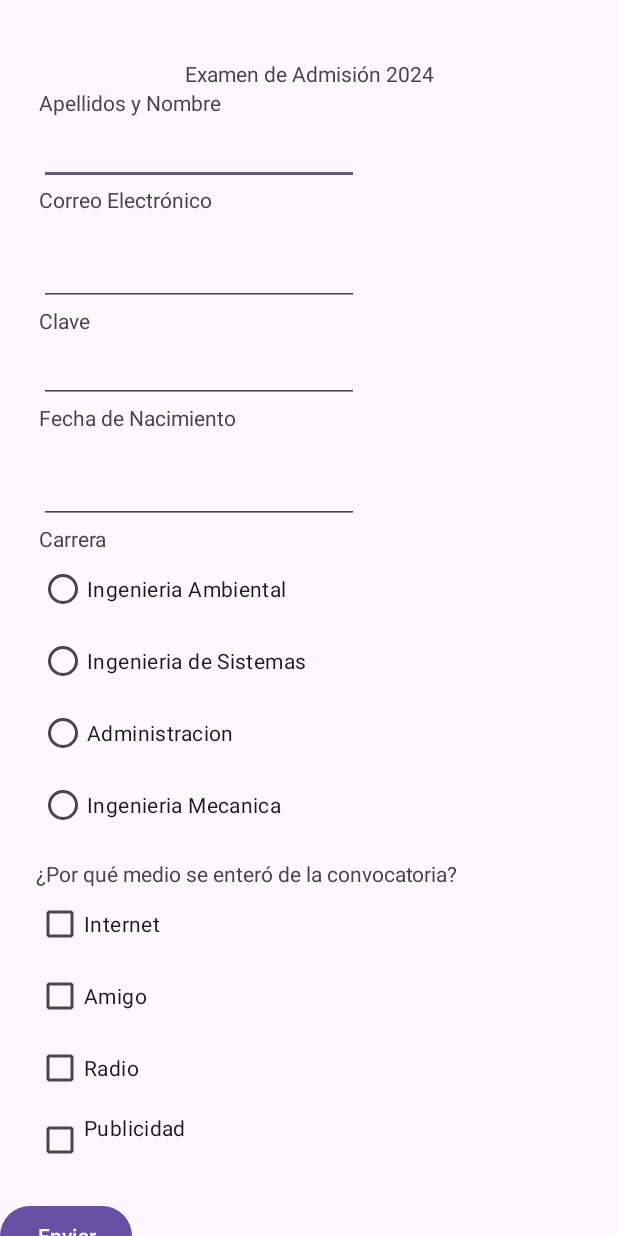
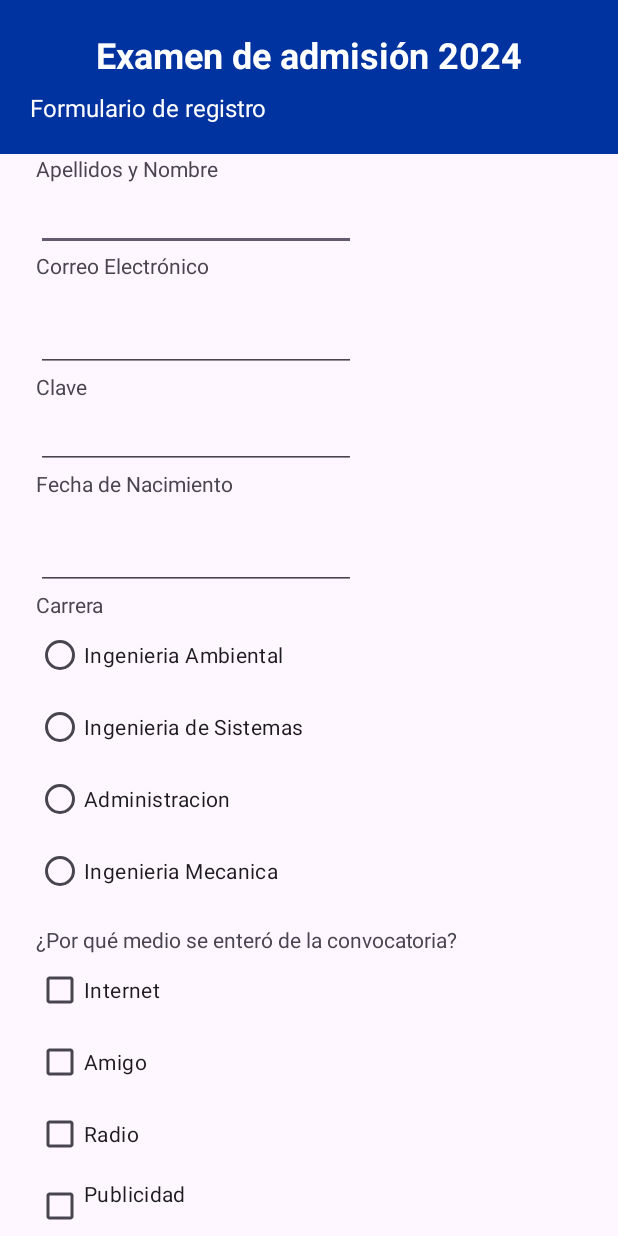
Before and after one commit to DiegoCaballeroo/DAM_SCH, an Android app: the screen it shows after launch (MainActivity), on a phone screen of 412 x 824 dp. Run offline under Robolectric (Android 15) with nearby library versions, the phone set to English and light mode, and no system bars.

Commit message:
Colores y diseño

```diff
--- a/app/src/main/res/layout/activity_main.xml
+++ b/app/src/main/res/layout/activity_main.xml
@@ -7,25 +7,48 @@
     android:layout_height="match_parent"
     tools:context=".MainActivity">
 
-    <TextView
-        android:id="@+id/textView"
-        android:layout_width="wrap_content"
+    <LinearLayout
+        android:id="@+id/linearLayout"
+        android:layout_width="match_parent"
         android:layout_height="wrap_content"
-        android:text="Examen de Admisión 2024"
-        app:layout_constraintBottom_toBottomOf="parent"
+        android:background="#0033A0"
+        android:gravity="center"
+        android:orientation="vertical"
+        android:padding="20dp"
         app:layout_constraintEnd_toEndOf="parent"
+        app:layout_constraintHorizontal_bias="0.0"
         app:layout_constraintStart_toStartOf="parent"
-        app:layout_constraintTop_toTopOf="parent"
-        app:layout_constraintVertical_bias="0.049" />
+        app:layout_constraintTop_toTopOf="parent">
+
+        <!-- Texto UNTELS centrado -->
+        <TextView
+            android:layout_width="wrap_content"
+            android:layout_height="wrap_content"
+            android:text="Examen de admisión 2024"
+            android:textColor="#FFFFFF"
+            android:textSize="24sp"
+            android:textStyle="bold" />
+
+        <!-- Texto Examen de Admisión alineado a la izquierda -->
+        <TextView
+            android:layout_width="match_parent"
+            android:layout_height="wrap_content"
+            android:gravity="start"
+            android:paddingTop="8dp"
+            android:text="Formulario de registro"
+            android:textColor="#FFFFFF"
+            android:textSize="16sp" />
+
+    </LinearLayout>
 
     <TextView
         android:id="@+id/nombresapellidos"
         android:layout_width="wrap_content"
         android:layout_height="wrap_content"
-        android:layout_marginStart="26dp"
+        android:layout_marginStart="24dp"
         android:text="@string/nombresapellidos"
         app:layout_constraintStart_toStartOf="parent"
-        app:layout_constraintTop_toBottomOf="@+id/textView" />
+        app:layout_constraintTop_toBottomOf="@+id/linearLayout" />
 
     <EditText
         android:id="@+id/editTextText"
@@ -175,8 +198,11 @@
         android:layout_width="wrap_content"
         android:layout_height="wrap_content"
         android:layout_marginTop="16dp"
+        android:backgroundTint="#C5A100"
+        android:drawableLeft="@mipmap/ic_launcher"
         android:text="@string/enviar"
-        app:layout_constraintTop_toBottomOf="@+id/publicidad"
-        tools:layout_editor_absoluteX="148dp" />
+        app:layout_constraintEnd_toEndOf="parent"
+        app:layout_constraintStart_toStartOf="parent"
+        app:layout_constraintTop_toBottomOf="@+id/publicidad" />
 
 </androidx.constraintlayout.widget.ConstraintLayout>
--- a/app/src/main/res/mipmap-anydpi-v26/ic_launcher.xml
+++ b/app/src/main/res/mipmap-anydpi-v26/ic_launcher.xml
@@ -1,6 +1,5 @@
 <?xml version="1.0" encoding="utf-8"?>
 <adaptive-icon xmlns:android="http://schemas.android.com/apk/res/android">
-    <background android:drawable="@drawable/ic_launcher_background" />
-    <foreground android:drawable="@drawable/ic_launcher_foreground" />
-    <monochrome android:drawable="@drawable/ic_launcher_foreground" />
+    <background android:drawable="@color/ic_launcher_background"/>
+    <foreground android:drawable="@mipmap/ic_launcher_foreground"/>
 </adaptive-icon>
--- a/app/src/main/res/mipmap-anydpi-v26/ic_launcher_round.xml
+++ b/app/src/main/res/mipmap-anydpi-v26/ic_launcher_round.xml
@@ -1,6 +1,5 @@
 <?xml version="1.0" encoding="utf-8"?>
 <adaptive-icon xmlns:android="http://schemas.android.com/apk/res/android">
-    <background android:drawable="@drawable/ic_launcher_background" />
-    <foreground android:drawable="@drawable/ic_launcher_foreground" />
-    <monochrome android:drawable="@drawable/ic_launcher_foreground" />
+    <background android:drawable="@color/ic_launcher_background"/>
+    <foreground android:drawable="@mipmap/ic_launcher_foreground"/>
 </adaptive-icon>
--- /dev/null
+++ b/app/src/main/res/values/ic_launcher_background.xml
@@ -0,0 +1,4 @@
+<?xml version="1.0" encoding="utf-8"?>
+<resources>
+    <color name="ic_launcher_background">#C5A100</color>
+</resources>
```
Also changed, not shown: app/src/main/ic_launcher-playstore.png (added), app/src/main/res/mipmap-hdpi/ic_launcher.webp, app/src/main/res/mipmap-hdpi/ic_launcher_foreground.webp (added), app/src/main/res/mipmap-hdpi/ic_launcher_round.webp, app/src/main/res/mipmap-mdpi/ic_launcher.webp, app/src/main/res/mipmap-mdpi/ic_launcher_foreground.webp (added), app/src/main/res/mipmap-mdpi/ic_launcher_round.webp, app/src/main/res/mipmap-xhdpi/ic_launcher.webp, app/src/main/res/mipmap-xhdpi/ic_launcher_foreground.webp (added), app/src/main/res/mipmap-xhdpi/ic_launcher_round.webp, app/src/main/res/mipmap-xxhdpi/ic_launcher.webp, app/src/main/res/mipmap-xxhdpi/ic_launcher_foreground.webp (added), app/src/main/res/mipmap-xxhdpi/ic_launcher_round.webp, app/src/main/res/mipmap-xxxhdpi/ic_launcher.webp, 2 more files.
